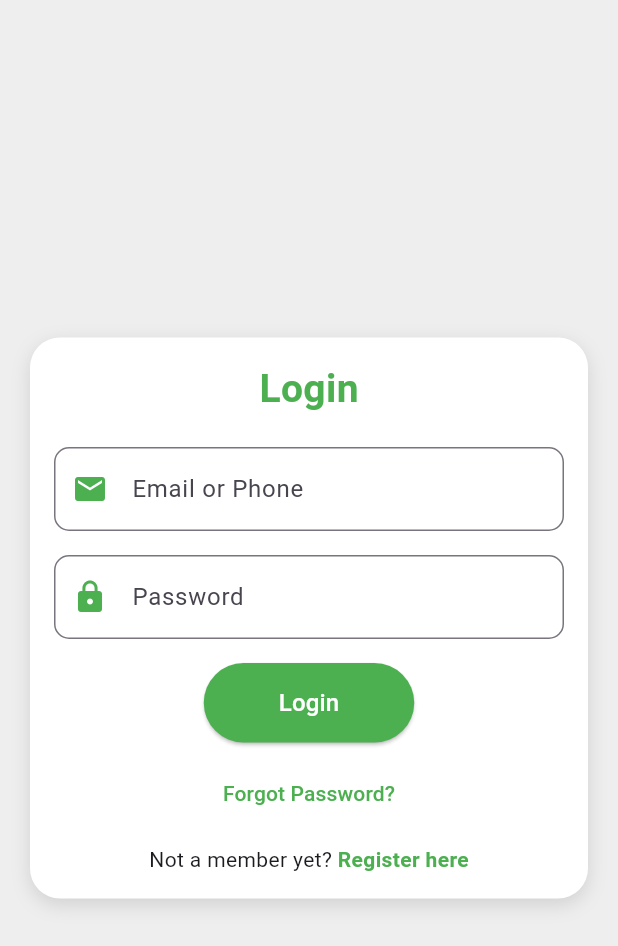
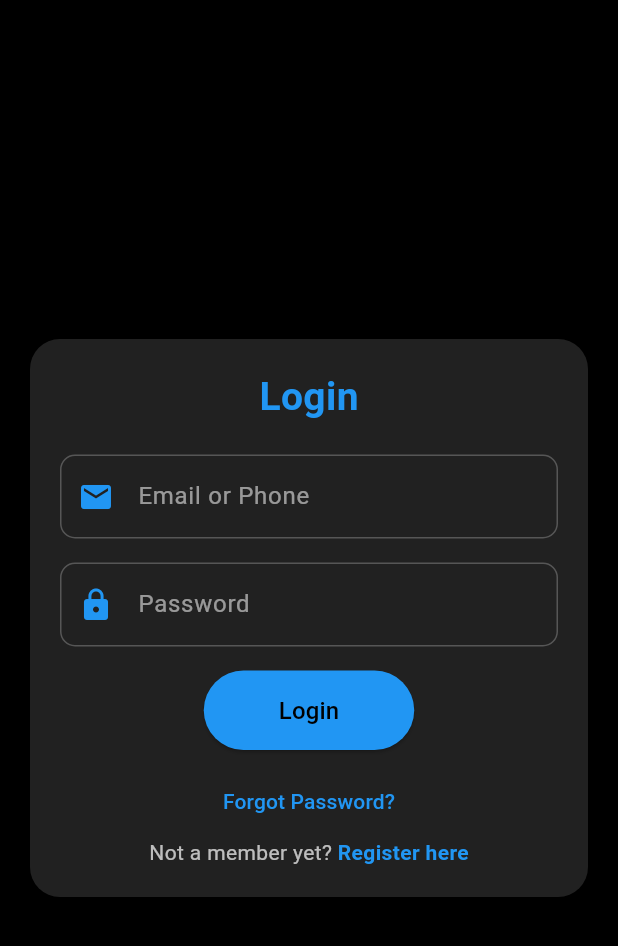
Before and after one commit to shifaaKh28/BodyAndMind, a Flutter app: the TraineeLoginScreen screen opened by its route, on a phone screen of 412 x 824 dp. Shown: the top 946 px of the screen. Run offline on Flutter 3.47's test engine with Material 3 defaults, Android fonts, the phone set to English and light mode, and no system bars; our stand-ins replace cloud_firestore, firebase_auth, firebase_core, firebase_storage, image_picker; accounts and stored records are empty.

Commit message:
Update login.dart

```diff
--- a/lib/screens/trainee/login.dart
+++ b/lib/screens/trainee/login.dart
@@ -24,10 +24,8 @@ class _TraineeLoginScreenState extends State<TraineeLoginScreen> {
     setState(() => _isLoading = true);
 
     if (_isPhoneNumber(input)) {
-      // Login using phone number
       await _loginWithPhone(input);
     } else {
-      // Login using email
       await _loginWithEmail(input, password);
     }
 
@@ -35,7 +33,7 @@ class _TraineeLoginScreenState extends State<TraineeLoginScreen> {
   }
 
   bool _isPhoneNumber(String input) {
-    final phoneRegex = RegExp(r'^0\d{9}$'); // Ensure it starts with 0 and has 10 digits
+    final phoneRegex = RegExp(r'^0\d{9}$'); // Israeli phone format
     return phoneRegex.hasMatch(input);
   }
 
@@ -52,10 +50,8 @@ class _TraineeLoginScreenState extends State<TraineeLoginScreen> {
   }
 
   Future<void> _loginWithPhone(String phoneNumber) async {
-    // Disable app verification for testing (ONLY FOR DEVELOPMENT)
     FirebaseAuth.instance.setSettings(appVerificationDisabledForTesting: true);
-
-    String formattedPhone = '+972' + phoneNumber.substring(1); // Convert local to E.164
+    String formattedPhone = '+972' + phoneNumber.substring(1);
 
     await FirebaseAuth.instance.verifyPhoneNumber(
       phoneNumber: formattedPhone,
@@ -73,8 +69,6 @@ class _TraineeLoginScreenState extends State<TraineeLoginScreen> {
     );
   }
 
-
-
   void _showOTPDialog(String verificationId) {
     final _otpController = TextEditingController();
 
@@ -82,15 +76,26 @@ class _TraineeLoginScreenState extends State<TraineeLoginScreen> {
       context: context,
       builder: (context) {
         return AlertDialog(
-          title: Text('Enter OTP'),
+          backgroundColor: Colors.grey[900],
+          title: Text('Enter OTP', style: TextStyle(color: Colors.white)),
           content: TextField(
             controller: _otpController,
-            decoration: InputDecoration(labelText: 'OTP Code'),
+            style: TextStyle(color: Colors.white),
+            decoration: InputDecoration(
+              labelText: 'OTP Code',
+              labelStyle: TextStyle(color: Colors.white54),
+              enabledBorder: UnderlineInputBorder(
+                borderSide: BorderSide(color: Colors.white54),
+              ),
+              focusedBorder: UnderlineInputBorder(
+                borderSide: BorderSide(color: Colors.blue),
+              ),
+            ),
           ),
           actions: [
             TextButton(
               onPressed: () => Navigator.pop(context),
-              child: Text('Cancel'),
+              child: Text('Cancel', style: TextStyle(color: Colors.white70)),
             ),
             ElevatedButton(
               onPressed: () async {
@@ -105,6 +110,7 @@ class _TraineeLoginScreenState extends State<TraineeLoginScreen> {
                   _showError('Invalid OTP');
                 }
               },
+              style: ElevatedButton.styleFrom(backgroundColor: Colors.blue),
               child: Text('Submit'),
             ),
           ],
@@ -127,18 +133,19 @@ class _TraineeLoginScreenState extends State<TraineeLoginScreen> {
   @override
   Widget build(BuildContext context) {
     return Scaffold(
+      backgroundColor: Colors.black,
       body: Center(
         child: SingleChildScrollView(
           child: Padding(
             padding: const EdgeInsets.all(20.0),
             child: Container(
-              padding: EdgeInsets.all(16.0),
+              padding: EdgeInsets.all(20),
               decoration: BoxDecoration(
-                color: Colors.white,
+                color: Colors.grey[900],
                 borderRadius: BorderRadius.circular(20),
                 boxShadow: [
                   BoxShadow(
-                    color: Colors.black12,
+                    color: Colors.black54,
                     blurRadius: 10,
                     offset: Offset(0, 4),
                   ),
@@ -153,7 +160,7 @@ class _TraineeLoginScreenState extends State<TraineeLoginScreen> {
                     style: TextStyle(
                       fontSize: 26,
                       fontWeight: FontWeight.bold,
-                      color: Colors.green,
+                      color: Colors.blue,
                     ),
                   ),
                   SizedBox(height: 20),
@@ -161,10 +168,17 @@ class _TraineeLoginScreenState extends State<TraineeLoginScreen> {
                   // Email/Phone Field
                   TextField(
                     controller: _emailOrPhoneController,
+                    style: TextStyle(color: Colors.white),
                     decoration: InputDecoration(
                       labelText: 'Email or Phone',
-                      prefixIcon: Icon(Icons.email, color: Colors.green),
-                      border: OutlineInputBorder(
+                      labelStyle: TextStyle(color: Colors.white54),
+                      prefixIcon: Icon(Icons.email, color: Colors.blue),
+                      enabledBorder: OutlineInputBorder(
+                        borderSide: BorderSide(color: Colors.white24),
+                        borderRadius: BorderRadius.circular(10),
+                      ),
+                      focusedBorder: OutlineInputBorder(
+                        borderSide: BorderSide(color: Colors.blue),
                         borderRadius: BorderRadius.circular(10),
                       ),
                     ),
@@ -175,10 +189,17 @@ class _TraineeLoginScreenState extends State<TraineeLoginScreen> {
                   TextField(
                     controller: _passwordController,
                     obscureText: true,
+                    style: TextStyle(color: Colors.white),
                     decoration: InputDecoration(
                       labelText: 'Password',
-                      prefixIcon: Icon(Icons.lock, color: Colors.green),
-                      border: OutlineInputBorder(
+                      labelStyle: TextStyle(color: Colors.white54),
+                      prefixIcon: Icon(Icons.lock, color: Colors.blue),
+                      enabledBorder: OutlineInputBorder(
+                        borderSide: BorderSide(color: Colors.white24),
+                        borderRadius: BorderRadius.circular(10),
+                      ),
+                      focusedBorder: OutlineInputBorder(
+                        borderSide: BorderSide(color: Colors.blue),
                         borderRadius: BorderRadius.circular(10),
                       ),
                     ),
@@ -189,39 +210,34 @@ class _TraineeLoginScreenState extends State<TraineeLoginScreen> {
                   ElevatedButton(
                     onPressed: _isLoading ? null : _loginTrainee,
                     style: ElevatedButton.styleFrom(
-                      backgroundColor: Colors.green,
+                      backgroundColor: Colors.blue,
                       padding: EdgeInsets.symmetric(horizontal: 50, vertical: 15),
                       shape: RoundedRectangleBorder(
                         borderRadius: BorderRadius.circular(30),
                       ),
                     ),
                     child: _isLoading
-                        ? CircularProgressIndicator(color: Colors.white)
+                        ? CircularProgressIndicator(color: Colors.black)
                         : Text(
                       'Login',
-                      style: TextStyle(fontSize: 16, color: Colors.white),
+                      style: TextStyle(fontSize: 16, color: Colors.black),
                     ),
                   ),
                   SizedBox(height: 10),
 
                   // Forgot Password
                   TextButton(
-                    onPressed: () {
-                      // Add functionality for Forgot Password
-                    },
-                    child: Text(
-                      'Forgot Password?',
-                      style: TextStyle(color: Colors.green),
-                    ),
+                    onPressed: () {},
+                    child: Text('Forgot Password?',
+                        style: TextStyle(color: Colors.blue)),
                   ),
-
-                  SizedBox(height: 10),
 
                   // Register Option
                   Row(
                     mainAxisAlignment: MainAxisAlignment.center,
                     children: [
-                      Text('Not a member yet? '),
+                      Text('Not a member yet? ',
+                          style: TextStyle(color: Colors.white70)),
                       GestureDetector(
                         onTap: () {
                           Navigator.pushNamed(context, '/traineeRegister');
@@ -229,7 +245,7 @@ class _TraineeLoginScreenState extends State<TraineeLoginScreen> {
                         child: Text(
                           'Register here',
                           style: TextStyle(
-                            color: Colors.green,
+                            color: Colors.blue,
                             fontWeight: FontWeight.bold,
                           ),
                         ),
```
